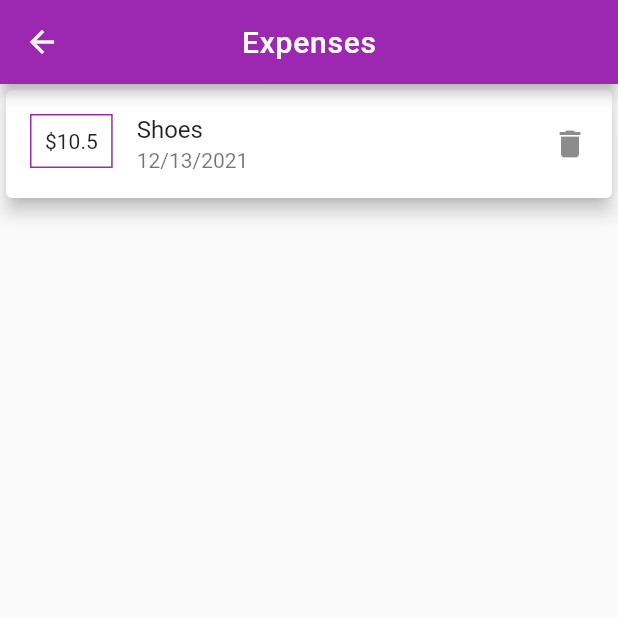
After one commit to samtuga1/expense_app, a Flutter app: the HomeScreen screen opened by its route, on a phone screen of 412 x 824 dp, the top half of it. The commit adds this screen. Run offline on Flutter 3.47's test engine with Material 2 defaults, Android fonts, the phone set to English and light mode, and no system bars; missing offline and left inert: sk_onboarding_screen.

Commit message:
Added my Home Screen with a scrollable widgets

```diff
--- /dev/null
+++ b/lib/home_screen.dart
@@ -0,0 +1,72 @@
+import 'package:flutter/cupertino.dart';
+import 'package:flutter/material.dart';
+
+class HomeScreen extends StatefulWidget {
+  static String id = 'home_screen';
+
+  const HomeScreen({Key? key}) : super(key: key);
+
+  @override
+  _HomeScreenState createState() => _HomeScreenState();
+}
+
+class _HomeScreenState extends State<HomeScreen> {
+  @override
+  Widget build(BuildContext context) {
+    return Scaffold(
+      appBar: AppBar(
+        backgroundColor: Colors.purple,
+        title: const Text(
+          'Expenses',
+          style: TextStyle(letterSpacing: 0.5),
+        ),
+        centerTitle: true,
+      ),
+      body: SafeArea(
+        child: SingleChildScrollView(
+          child: Column(
+            children: const [
+              CardBanner(
+                price: 10.50,
+                itemBought: 'Shoes',
+              ),
+            ],
+          ),
+        ),
+      ),
+    );
+  }
+}
+
+class CardBanner extends StatelessWidget {
+  final double price;
+  final String itemBought;
+
+  const CardBanner({
+    Key? key,
+    required this.price,
+    required this.itemBought,
+  }) : super(key: key);
+
+  @override
+  Widget build(BuildContext context) {
+    return Card(
+      elevation: 5,
+      child: ListTile(
+        shape:
+            RoundedRectangleBorder(borderRadius: BorderRadius.circular(20.0)),
+        leading: Container(
+          padding: const EdgeInsets.all(9),
+          child: Text('\$$price'),
+          decoration: BoxDecoration(
+            border: Border.all(color: Colors.purple),
+          ),
+        ),
+        title: Text(itemBought),
+        subtitle: Text(
+            '${DateTime.now().month.toString()}/${DateTime.now().day.toString()}/${DateTime.now().year.toString()}'),
+        trailing: const Icon(Icons.delete),
+      ),
+    );
+  }
+}
--- a/lib/loading_page.dart
+++ b/lib/loading_page.dart
@@ -1,3 +1,4 @@
+import 'package:expense_app/home_screen.dart';
 import 'package:flutter/material.dart';
 import 'package:sk_onboarding_screen/sk_onboarding_screen.dart';
 import 'on_boarding_model.dart';
@@ -18,10 +19,10 @@ class _LoadingPageState extends State<LoadingPage> {
         themeColor: const Color(0xFFf74269),
         pages: OnBoardingModel().pages,
         skipClicked: (value) {
-          print("Skip");
+          Navigator.pushNamed(context, HomeScreen.id);
         },
         getStartedClicked: (value) {
-          print("Get Started");
+          Navigator.pushNamed(context, HomeScreen.id);
         },
       ),
     );
--- a/lib/main.dart
+++ b/lib/main.dart
@@ -1,8 +1,9 @@
 import 'package:flutter/material.dart';
 import 'loading_page.dart';
+import 'home_screen.dart';
 
 void main() {
-  runApp(const MaterialApp(
-    home: LoadingPage(),
-  ));
+  runApp(MaterialApp(home: const LoadingPage(), routes: {
+    HomeScreen.id: (context) => const HomeScreen(),
+  }));
 }
--- a/lib/on_boarding_model.dart
+++ b/lib/on_boarding_model.dart
@@ -9,7 +9,7 @@ class OnBoardingModel {
             'Easily figure out how you can save your money for the future',
         titleColor: Colors.black,
         descripColor: const Color(0xFF929794),
-        imagePath: 'assets/images/savePhoto.jpg'),
+        imagePath: 'assets/images/savePhoto.png'),
     SkOnboardingModel(
         title: 'Keep track of how you spend',
         description: 'We give you insights of how you spend your money daily',
@@ -21,6 +21,6 @@ class OnBoardingModel {
         description: 'Learn how to set a budget to avoid bankruptcy',
         titleColor: Colors.black,
         descripColor: const Color(0xFF929794),
-        imagePath: 'assets/images/brokePhoto.jpg'),
+        imagePath: 'assets/images/brokePhoto.png'),
   ];
 }
```
Also changed, not shown: assets/images/brokePhoto.jpg (deleted), assets/images/brokePhoto.png (added), assets/images/savePhoto.jpg (deleted), assets/images/savePhoto.png (added).
